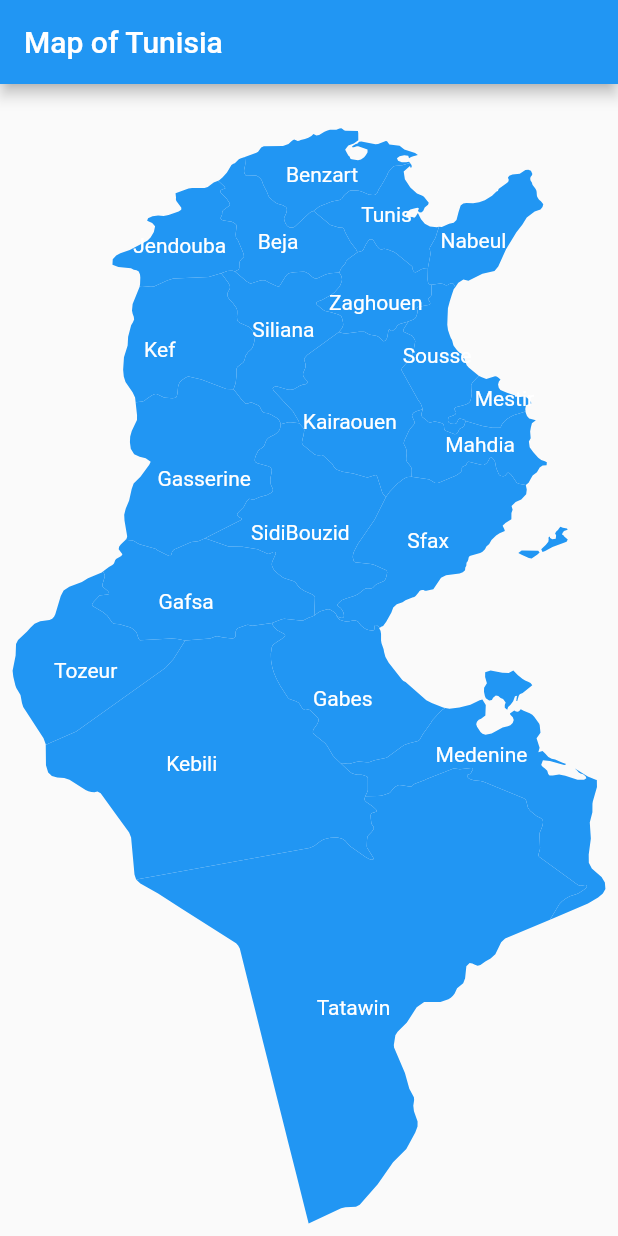
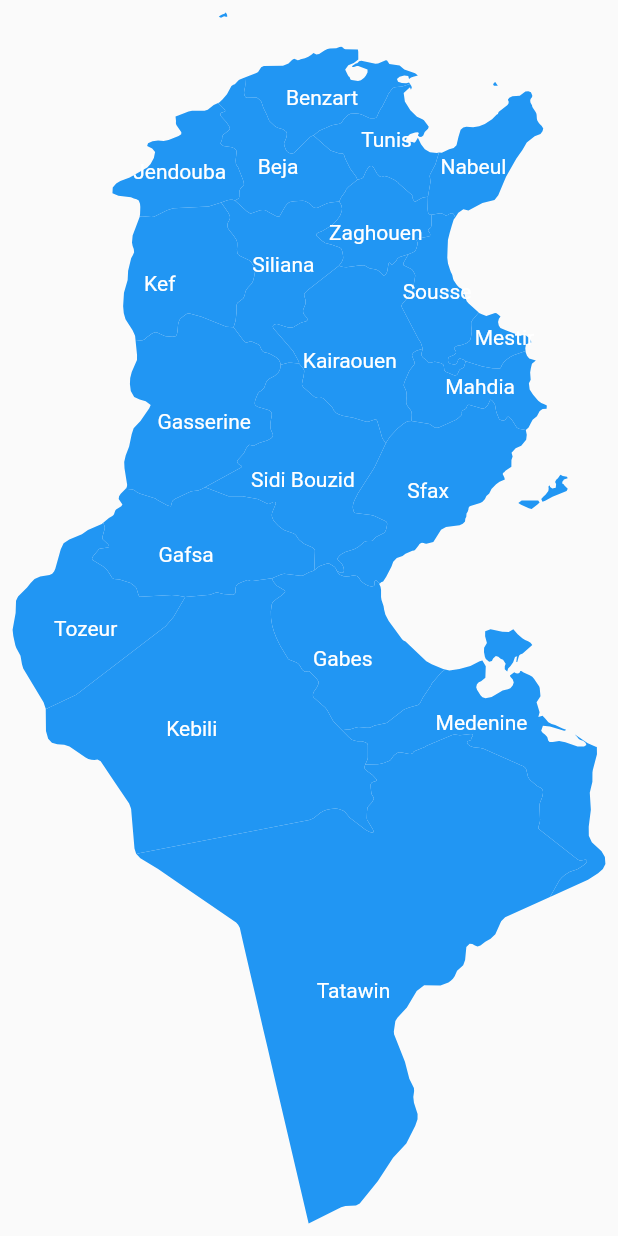
Before and after one commit to OmarMach/flutter_interactive_tunisia_map, a Flutter app: the screen it shows after launch, on a phone screen of 412 x 824 dp. Run offline on Flutter 3.47's test engine with Material 2 defaults, Android fonts, the phone set to English and light mode, and no system bars.

Commit message:
added documentation and improved items.

```diff
--- a/lib/tap_map_handler.dart
+++ b/lib/tap_map_handler.dart
@@ -2,6 +2,7 @@ import 'package:flutter/material.dart';
 
 import 'tunisia_map_painter.dart';
 
+/// Generating colored text.
 TextPainter generateTextPainter({required String label, bool isSelected = false}) {
   return TextPainter(
     textDirection: TextDirection.ltr,
@@ -12,9 +13,10 @@ TextPainter generateTextPainter({required String label, bool isSelected = false}
   );
 }
 
+/// Generating Regions and their features.
 Map<String, PaintInformation> generateRegions(Color color) => {
-      'galliteIsle': PaintInformation(textPainter: generateTextPainter(label: 'galliteIsle'), paint: Paint()..color = color),
-      'zembraIsle': PaintInformation(textPainter: generateTextPainter(label: 'zembraIsle'), paint: Paint()..color = color),
+      'galliteIsle': PaintInformation(textPainter: generateTextPainter(label: 'Gallite'), paint: Paint()..color = color),
+      'zembraIsle': PaintInformation(textPainter: generateTextPainter(label: 'Zembra'), paint: Paint()..color = color),
       'tozeur': PaintInformation(textPainter: generateTextPainter(label: 'Tozeur'), paint: Paint()..color = color),
       'beja': PaintInformation(textPainter: generateTextPainter(label: 'Beja'), paint: Paint()..color = color),
       'Tunis': PaintInformation(textPainter: generateTextPainter(label: 'Tunis'), paint: Paint()..color = color),
@@ -25,7 +27,7 @@ Map<String, PaintInformation> generateRegions(Color color) => {
       'gasserine': PaintInformation(textPainter: generateTextPainter(label: 'Gasserine'), paint: Paint()..color = color),
       'gabes': PaintInformation(textPainter: generateTextPainter(label: 'Gabes'), paint: Paint()..color = color),
       'gafsa': PaintInformation(textPainter: generateTextPainter(label: 'Gafsa'), paint: Paint()..color = color),
-      'sidibouzid': PaintInformation(textPainter: generateTextPainter(label: 'SidiBouzid'), paint: Paint()..color = color),
+      'Sidi Bouzid': PaintInformation(textPainter: generateTextPainter(label: 'Sidi Bouzid'), paint: Paint()..color = color),
       'sfax': PaintInformation(textPainter: generateTextPainter(label: 'Sfax'), paint: Paint()..color = color),
       'siliana': PaintInformation(textPainter: generateTextPainter(label: 'Siliana'), paint: Paint()..color = color),
       'mahdia': PaintInformation(textPainter: generateTextPainter(label: 'Mahdia'), paint: Paint()..color = color),
@@ -37,6 +39,14 @@ Map<String, PaintInformation> generateRegions(Color color) => {
       'Kebili': PaintInformation(textPainter: generateTextPainter(label: 'Kebili'), paint: Paint()..color = color),
       'tatawin': PaintInformation(textPainter: generateTextPainter(label: 'Tatawin'), paint: Paint()..color = color),
     };
+
+/// Updates the region features with appropriate tap actions.
+///
+/// 1. Checking if tapped position is inside a region path.
+/// 2. Checking if the region is already selected.
+/// 3. Applying selected/unselected colors to region items.
+/// 4. Returning region list.
+///
 Map<String, PaintInformation> tapMapHandler({
   required TunisiaMapPainter painter,
   required Map<String, PaintInformation> regions,
@@ -178,12 +188,12 @@ Map<String, PaintInformation> tapMapHandler({
     return regions;
   }
   if (painter.sidibouzid.contains(localPosition)) {
-    if (regions['sidibouzid']!.paint.color.value == selectedColor.value) {
-      regions['sidibouzid']!.paint.color = unSelectedColor;
-      regions['sidibouzid']!.textPainter = generateTextPainter(label: 'SidiBouzid');
+    if (regions['Sidi Bouzid']!.paint.color.value == selectedColor.value) {
+      regions['Sidi Bouzid']!.paint.color = unSelectedColor;
+      regions['Sidi Bouzid']!.textPainter = generateTextPainter(label: 'Sidi Bouzid');
     } else {
-      regions['sidibouzid']!.paint.color = selectedColor;
-      regions['sidibouzid']!.textPainter = generateTextPainter(label: 'SidiBouzid', isSelected: true);
+      regions['Sidi Bouzid']!.paint.color = selectedColor;
+      regions['Sidi Bouzid']!.textPainter = generateTextPainter(label: 'Sidi Bouzid', isSelected: true);
     }
 
     return regions;
@@ -235,10 +245,10 @@ Map<String, PaintInformation> tapMapHandler({
   if (painter.kairawen.contains(localPosition)) {
     if (regions['kairawen']!.paint.color.value == selectedColor.value) {
       regions['kairawen']!.paint.color = unSelectedColor;
-      regions['kairawen']!.textPainter = generateTextPainter(label: 'Kairaouen');
+      regions['kairawen']!.textPainter = generateTextPainter(label: 'Kairouan');
     } else {
       regions['kairawen']!.paint.color = selectedColor;
-      regions['kairawen']!.textPainter = generateTextPainter(label: 'Kairaouen', isSelected: true);
+      regions['kairawen']!.textPainter = generateTextPainter(label: 'Kairouan', isSelected: true);
     }
 
     return regions;
--- a/lib/tunisia_map_painter.dart
+++ b/lib/tunisia_map_painter.dart
@@ -11,37 +11,37 @@ class PaintInformation {
 }
 
 class TunisiaMapPainter extends CustomPainter {
-  Path galliteIsle = Path();
-  Path zembraIsle = Path();
-  Path tozeur = Path();
-  Path beja = Path();
-  Path benzart = Path();
-  Path jendouba = Path();
-  Path nabeul = Path();
-  Path tunis = Path();
-  Path kef = Path();
-  Path gasserine = Path();
-  Path gabes = Path();
-  Path gafsa = Path();
-  Path sidibouzid = Path();
-  Path sfax = Path();
-  Path siliana = Path();
-  Path mahdia = Path();
-  Path mestir = Path();
-  Path kairawen = Path();
-  Path sousse = Path();
-  Path zaghouen = Path();
-  Path medenine = Path();
-  Path gbeli = Path();
-  Path tatawin = Path();
+  final Path galliteIsle = Path();
+  final Path zembraIsle = Path();
+  final Path tozeur = Path();
+  final Path beja = Path();
+  final Path benzart = Path();
+  final Path jendouba = Path();
+  final Path nabeul = Path();
+  final Path tunis = Path();
+  final Path kef = Path();
+  final Path gasserine = Path();
+  final Path gabes = Path();
+  final Path gafsa = Path();
+  final Path sidibouzid = Path();
+  final Path sfax = Path();
+  final Path siliana = Path();
+  final Path mahdia = Path();
+  final Path mestir = Path();
+  final Path kairawen = Path();
+  final Path sousse = Path();
+  final Path zaghouen = Path();
+  final Path medenine = Path();
+  final Path gbeli = Path();
+  final Path tatawin = Path();
 
+  /// List containing region and its features.
   final Map<String, PaintInformation> regions;
+
   TunisiaMapPainter({required this.regions});
 
   @override
-  bool shouldRepaint(covariant CustomPainter oldDelegate) {
-    return true;
-  }
+  bool shouldRepaint(covariant CustomPainter oldDelegate) => true;
 
   @override
   void paint(Canvas canvas, Size size) {
@@ -3362,8 +3362,8 @@ class TunisiaMapPainter extends CustomPainter {
     tatawin.lineTo(size.width * 0.9057000, size.height * 0.7301668);
     tatawin.close();
 
-    // canvas.drawPath(zembraIsle, regions['galliteIsle']!.paint);
-    // canvas.drawPath(galliteIsle, regions['zembraIsle']!.paint);
+    canvas.drawPath(zembraIsle, regions['galliteIsle']!.paint);
+    canvas.drawPath(galliteIsle, regions['zembraIsle']!.paint);
     canvas.drawPath(tozeur, regions['tozeur']!.paint);
     canvas.drawPath(tunis, regions['Tunis']!.paint);
     canvas.drawPath(beja, regions['beja']!.paint);
@@ -3374,7 +3374,7 @@ class TunisiaMapPainter extends CustomPainter {
     canvas.drawPath(gasserine, regions['gasserine']!.paint);
     canvas.drawPath(gabes, regions['gabes']!.paint);
     canvas.drawPath(gafsa, regions['gafsa']!.paint);
-    canvas.drawPath(sidibouzid, regions['sidibouzid']!.paint);
+    canvas.drawPath(sidibouzid, regions['Sidi Bouzid']!.paint);
     canvas.drawPath(sfax, regions['sfax']!.paint);
     canvas.drawPath(siliana, regions['siliana']!.paint);
     canvas.drawPath(mahdia, regions['mahdia']!.paint);
@@ -3386,6 +3386,7 @@ class TunisiaMapPainter extends CustomPainter {
     canvas.drawPath(gbeli, regions['Kebili']!.paint);
     canvas.drawPath(tatawin, regions['tatawin']!.paint);
 
+    // Painting text
     regions['tozeur']!.textPainter.layout(
           minWidth: 0,
           // maxWidth: tozeur.getBounds().size.shortestSide,
@@ -3427,7 +3428,7 @@ class TunisiaMapPainter extends CustomPainter {
           minWidth: 0,
           // maxWidth: gafsa.getBounds().size.shortestSide,
         );
-    regions['sidibouzid']!.textPainter.layout(
+    regions['Sidi Bouzid']!.textPainter.layout(
           minWidth: 0,
           // maxWidth: sidibouzid.getBounds().size.shortestSide,
         );
@@ -3471,7 +3472,7 @@ class TunisiaMapPainter extends CustomPainter {
           minWidth: 0,
           // maxWidth: tatawin.getBounds().size.shortestSide,
         );
-
+    // Binding text to position
     regions['tozeur']!.textPainter.paint(canvas, tozeur.getBounds().center - Offset(30, 0));
     regions['Tunis']!.textPainter.paint(canvas, tunis.getBounds().center - Offset(10, 10));
     regions['beja']!.textPainter.paint(canvas, beja.getBounds().center - Offset(20, -5));
@@ -3482,7 +3483,7 @@ class TunisiaMapPainter extends CustomPainter {
     regions['gasserine']!.textPainter.paint(canvas, gasserine.getBounds().center - Offset(30, 0));
     regions['gabes']!.textPainter.paint(canvas, gabes.getBounds().center - Offset(30, 0));
     regions['gafsa']!.textPainter.paint(canvas, gafsa.getBounds().center - Offset(30, 0));
-    regions['sidibouzid']!.textPainter.paint(canvas, sidibouzid.getBounds().center - Offset(30, 0));
+    regions['Sidi Bouzid']!.textPainter.paint(canvas, sidibouzid.getBounds().center - Offset(30, 0));
     regions['sfax']!.textPainter.paint(canvas, sfax.getBounds().center - Offset(30, 10));
     regions['siliana']!.textPainter.paint(canvas, siliana.getBounds().center - Offset(20, 20));
     regions['mahdia']!.textPainter.paint(canvas, mahdia.getBounds().center - Offset(20, 10));
```
Also changed, not shown: lib/main.dart (+10 -4 lines).
